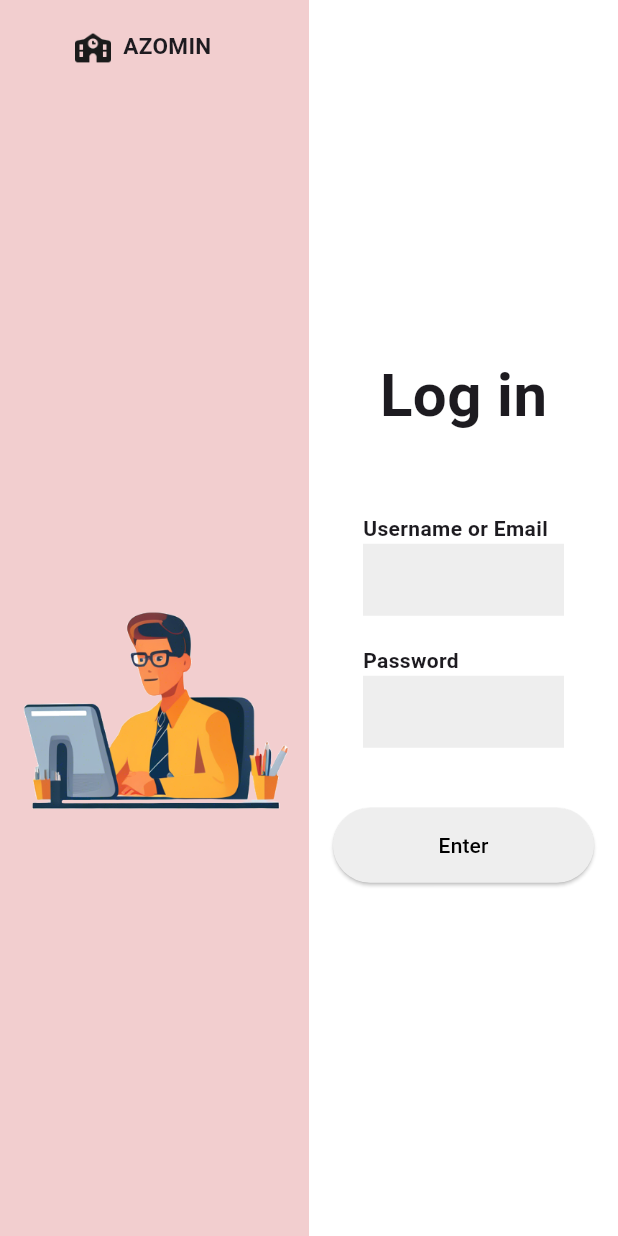
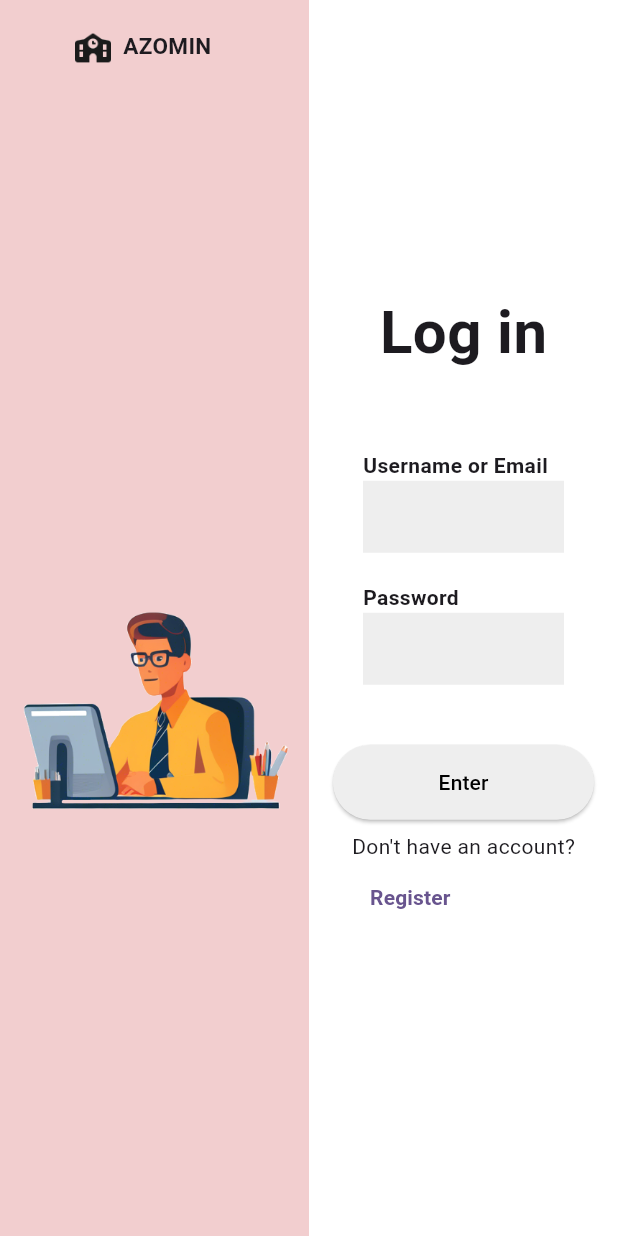
Before and after one commit to aaronted009/azomin_frontend, a Flutter app: the screen it shows after launch, on a phone screen of 412 x 824 dp. Run offline on Flutter 3.47's test engine with Material 3 defaults, Android fonts, the phone set to English and light mode, and no system bars.

Commit message:
Add link to register page

```diff
--- a/lib/login_page.dart
+++ b/lib/login_page.dart
@@ -1,3 +1,4 @@
+import 'package:azomin_frontend/register_page.dart';
 import 'package:flutter/material.dart';
 
 class LoginPage extends StatelessWidget {
@@ -5,11 +6,11 @@ class LoginPage extends StatelessWidget {
   Widget build(BuildContext context) {
     // TODO: implement build
     return Scaffold(
-      body: _page(),
+      body: _page(context),
     );
   }
 
-  Widget _page() {
+  Widget _page(BuildContext context) {
     return Row(mainAxisSize: MainAxisSize.max, children: [
       Expanded(
         child: Column(
@@ -137,6 +138,28 @@ class LoginPage extends StatelessWidget {
                             style: TextStyle(color: Colors.black)),
                       ),
                     ),
+                  ),
+                  Padding(
+                    padding: EdgeInsets.all(8.0),
+                    child: Column(
+                      crossAxisAlignment: CrossAxisAlignment.start,
+                      children: [
+                        Text(
+                          "Don't have an account?",
+                          style: TextStyle(fontSize: 14),
+                        ),
+                        TextButton(
+                          onPressed: () {
+                            Navigator.push(context, MaterialPageRoute(builder: (context) => RegisterPage()),);
+                          },
+                          child: Text(
+                            "Register",
+                            style: TextStyle(
+                                fontSize: 14, fontWeight: FontWeight.bold),
+                          ),
+                        ),
+                      ],
+                    ),
                   )
                 ],
               )))
```
